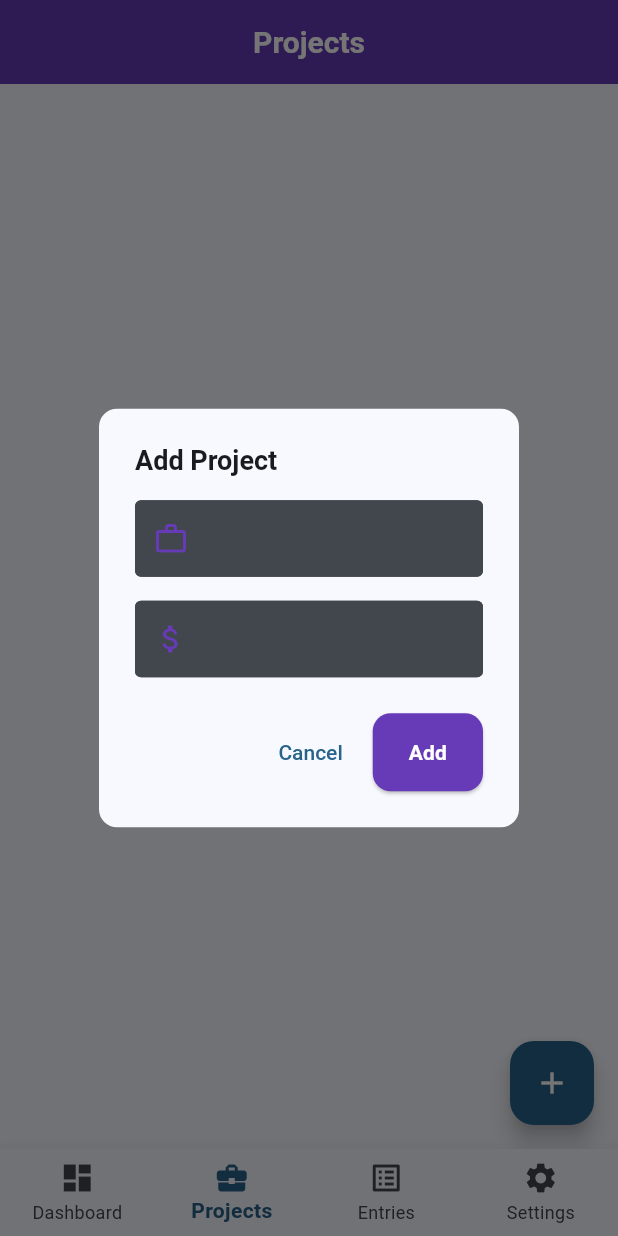
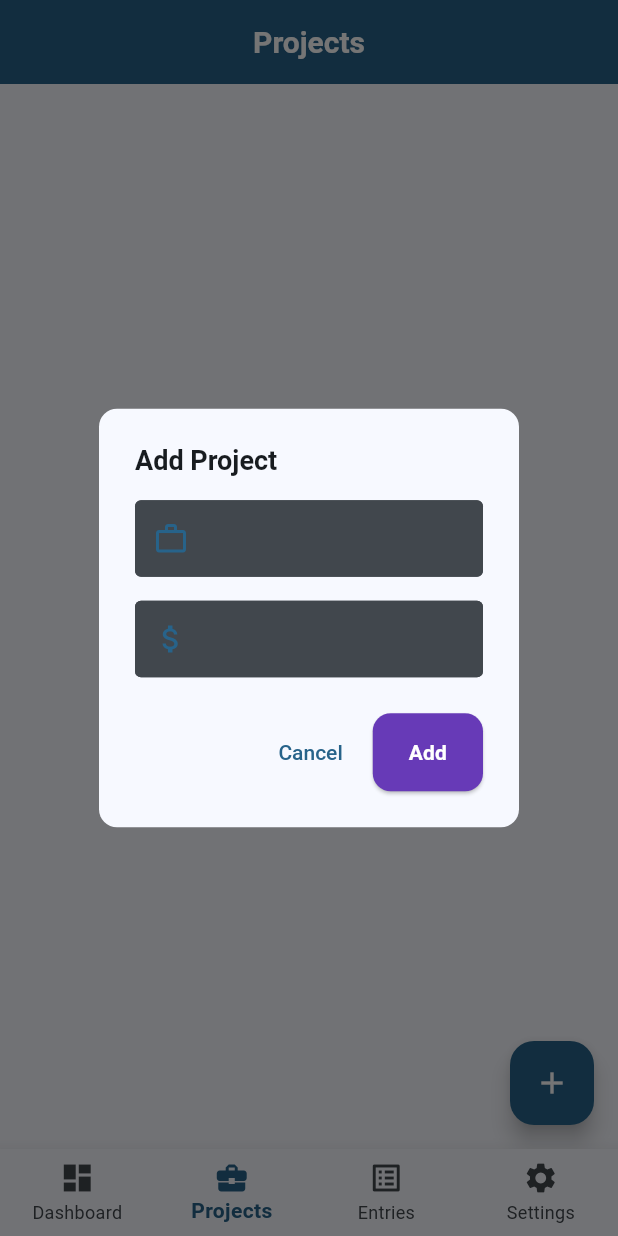
Before and after one commit to morgan-mcnabb/timesheettracker, a Flutter app: the screen it shows after launch, item 2 of the bottom bar chosen, after a tap on the "add" icon, on a phone screen of 412 x 824 dp. Run offline on Flutter 3.47's test engine with Material 3 defaults, Android fonts, the phone set to English and light mode, and no system bars; missing offline and left inert: dotenv.

Commit message:
mostly done again

```diff
--- a/lib/pages/dashboard_tab.dart
+++ b/lib/pages/dashboard_tab.dart
@@ -11,26 +11,29 @@ class DashboardTab extends StatelessWidget {
 
   @override
   Widget build(BuildContext context) {
-    return const DefaultTabController(
+    final colorScheme = Theme.of(context).colorScheme;
+    final textTheme = Theme.of(context).textTheme;
+
+    return DefaultTabController(
       length: 2,
       child: Scaffold(
         body: Column(
           children: [
             Material(
-              color: Colors.white,
+              color: colorScheme.surface,
               child: TabBar(
-                labelColor: Colors.deepPurple,
-                unselectedLabelColor: Colors.grey,
-                indicatorColor: Colors.deepPurple,
-                labelStyle: TextStyle(fontSize: 16, fontWeight: FontWeight.bold),
-                tabs: [
+                labelColor: colorScheme.primary,
+                unselectedLabelColor: colorScheme.onSurfaceVariant,
+                indicatorColor: colorScheme.primary,
+                labelStyle: textTheme.titleMedium?.copyWith(fontWeight: FontWeight.bold),
+                tabs: const [
                   Tab(text: 'Summary', icon: Icon(Icons.dashboard)),
                   Tab(text: 'Recent', icon: Icon(Icons.history)),
                 ],
               ),
             ),
-            ClockSection(),
-            Expanded(
+            const ClockSection(),
+            const Expanded(
               child: TabBarView(
                 children: [
                   SummaryTab(),
@@ -63,7 +66,7 @@ class ClockSection extends StatelessWidget {
         '${elapsed.inHours.toString().padLeft(2, '0')}:${(elapsed.inMinutes % 60).toString().padLeft(2, '0')}:${(elapsed.inSeconds % 60).toString().padLeft(2, '0')}';
 
     return Card(
-      color: Colors.white,
+      color: colorScheme.surface,
       shape: RoundedRectangleBorder(
         borderRadius: BorderRadius.circular(12.0),
       ),
@@ -131,7 +134,7 @@ class ClockSection extends StatelessWidget {
                           shape: RoundedRectangleBorder(
                             borderRadius: BorderRadius.circular(8.0),
                           ),
-                          textStyle: const TextStyle(fontSize: 12, fontWeight: FontWeight.bold),
+                          textStyle: textTheme.labelLarge?.copyWith(fontSize: 12, fontWeight: FontWeight.bold),
                         ),
                       ),
                       const SizedBox(width: 12),
@@ -148,7 +151,7 @@ class ClockSection extends StatelessWidget {
                           shape: RoundedRectangleBorder(
                             borderRadius: BorderRadius.circular(8.0),
                           ),
-                          textStyle: const TextStyle(fontSize: 12, fontWeight: FontWeight.bold),
+                          textStyle: textTheme.labelLarge?.copyWith(fontSize: 12, fontWeight: FontWeight.bold),
                         ),
                       ),
                     ],
@@ -163,6 +166,7 @@ class ClockSection extends StatelessWidget {
 
   void _showClockInDialog(BuildContext context, TimesheetModel timesheet) {
     final projects = timesheet.projects;
+    final colorScheme = Theme.of(context).colorScheme;
 
     if (projects.isEmpty) {
       showDialog(
@@ -186,8 +190,8 @@ class ClockSection extends StatelessWidget {
                 );
               },
               style: ElevatedButton.styleFrom(
-                backgroundColor: Colors.teal,
-                foregroundColor: Colors.white,
+                backgroundColor: colorScheme.primary,
+                foregroundColor: colorScheme.onPrimary,
               ),
               child: const Text('Add Project'),
             ),
@@ -197,7 +201,7 @@ class ClockSection extends StatelessWidget {
       return;
     }
 
-    String selectedProject = projects[0].name ?? "";
+    String selectedProject = projects[0].name;
     final dialogFormKey = GlobalKey<FormState>();
 
     showDialog(
@@ -250,8 +254,8 @@ class ClockSection extends StatelessWidget {
                 }
               },
               style: ElevatedButton.styleFrom(
-                backgroundColor: Colors.teal,
-                foregroundColor: Colors.white,
+                backgroundColor: colorScheme.primary,
+                foregroundColor: colorScheme.onPrimary,
               ),
               child: const Text('Clock In'),
             ),
--- a/lib/pages/entries_page.dart
+++ b/lib/pages/entries_page.dart
@@ -20,10 +20,10 @@ class EntriesPage extends StatelessWidget {
         title: const Text('All Time Entries'),
       ),
       body: timeEntries.isEmpty
-          ? const Center(
+          ? Center(
               child: Text(
                 'No time entries yet.',
-                style: TextStyle(fontSize: 18, color: Colors.grey),
+                style: textTheme.bodyLarge?.copyWith(color: colorScheme.onSurfaceVariant),
               ),
             )
           : ListView.builder(
--- a/lib/pages/project_list_page.dart
+++ b/lib/pages/project_list_page.dart
@@ -18,8 +18,6 @@ class ProjectListPage extends StatelessWidget {
     return Scaffold(
       appBar: AppBar(
         title: const Text('Projects'),
-        backgroundColor: Colors.deepPurple,
-        foregroundColor: Colors.white,
       ),
       body: projects.isEmpty
           ? Center(
@@ -113,6 +111,7 @@ class ProjectListPage extends StatelessWidget {
     String projectName = '';
     String hourlyRateStr = '';
     final dialogFormKey = GlobalKey<FormState>();
+    final colorScheme = Theme.of(context).colorScheme;
 
     showDialog(
       context: context,
@@ -125,11 +124,11 @@ class ProjectListPage extends StatelessWidget {
               mainAxisSize: MainAxisSize.min,
               children: [
                 TextFormField(
-                  decoration: const InputDecoration(
+                  decoration: InputDecoration(
                     prefixIcon:
-                        Icon(Icons.work_outline, color: Colors.deepPurple),
+                        Icon(Icons.work_outline, color: colorScheme.primary),
                     labelText: 'Project Name',
-                    border: OutlineInputBorder(),
+                    border: const OutlineInputBorder(),
                   ),
                   onChanged: (value) {
                     projectName = value;
@@ -143,11 +142,11 @@ class ProjectListPage extends StatelessWidget {
                 ),
                 const SizedBox(height: 16),
                 TextFormField(
-                  decoration: const InputDecoration(
+                  decoration: InputDecoration(
                     prefixIcon:
-                        Icon(Icons.attach_money, color: Colors.deepPurple),
+                        Icon(Icons.attach_money, color: colorScheme.primary),
                     labelText: 'Hourly Rate (\$)',
-                    border: OutlineInputBorder(),
+                    border: const OutlineInputBorder(),
                   ),
                   keyboardType:
                       const TextInputType.numberWithOptions(decimal: true),
--- a/lib/pages/projects_overview_tab.dart
+++ b/lib/pages/projects_overview_tab.dart
@@ -11,6 +11,8 @@ class ProjectsOverviewTab extends StatelessWidget {
   Widget build(BuildContext context) {
     final timesheet = Provider.of<TimesheetModel>(context);
     final List<Project> projects = timesheet.projects;
+    final colorScheme = Theme.of(context).colorScheme;
+    final textTheme = Theme.of(context).textTheme;
 
     Map<String, Map<String, double>> projectMetrics = {};
     for (var project in projects) {
--- a/lib/pages/summary_tab.dart
+++ b/lib/pages/summary_tab.dart
@@ -1,6 +1,7 @@
 import 'package:flutter/material.dart';
 import 'package:provider/provider.dart';
 import '../models/timesheet_model.dart';
+import '../styles.dart';
 
 class SummaryTab extends StatelessWidget {
   const SummaryTab({super.key});
@@ -12,8 +13,8 @@ class SummaryTab extends StatelessWidget {
         timesheet.timeEntries.fold(0.0, (sum, entry) => sum + entry.totalEarnings);
     double totalHoursLogged =
         timesheet.timeEntries.fold(0.0, (sum, entry) => sum + entry.billableHours);
-
-    const double standardPadding = 16.0;
+    final colorScheme = Theme.of(context).colorScheme;
+    final textTheme = Theme.of(context).textTheme;
 
     return Padding(
       padding: const EdgeInsets.all(standardPadding),
@@ -27,7 +28,7 @@ class SummaryTab extends StatelessWidget {
         ),
         children: [
           Card(
-            color: Colors.blue[50],
+            color: colorScheme.primary.withValues(alpha: 0.1),
             shape: RoundedRectangleBorder(
               borderRadius: BorderRadius.circular(12.0),
             ),
@@ -38,29 +39,23 @@ class SummaryTab extends StatelessWidget {
                 crossAxisAlignment: CrossAxisAlignment.start,
                 children: [
                   Icon(Icons.access_time,
-                      color: Colors.blue[700], size: 40),
+                      color: colorScheme.primary, size: 40),
                   const SizedBox(height: 16),
-                  const Text(
+                  Text(
                     'Total Hours Logged',
-                    style: TextStyle(
-                      fontSize: 16,
-                      fontWeight: FontWeight.bold,
-                    ),
+                    style: textTheme.titleMedium?.copyWith(fontWeight: FontWeight.bold),
                   ),
                   const SizedBox(height: 8),
                   Text(
                     '${totalHoursLogged.toStringAsFixed(2)} hrs',
-                    style: const TextStyle(
-                      fontSize: 20,
-                      fontWeight: FontWeight.bold,
-                    ),
+                    style: textTheme.headlineMedium?.copyWith(fontWeight: FontWeight.bold, color: colorScheme.primary),
                   ),
                 ],
               ),
             ),
           ),
           Card(
-            color: Colors.green[50],
+            color: colorScheme.secondary.withValues(alpha: 0.1),
             shape: RoundedRectangleBorder(
               borderRadius: BorderRadius.circular(12.0),
             ),
@@ -71,22 +66,18 @@ class SummaryTab extends StatelessWidget {
                 crossAxisAlignment: CrossAxisAlignment.start,
                 children: [
                   Icon(Icons.attach_money,
-                      color: Theme.of(context).colorScheme.secondary, size: 40),
+                      color: colorScheme.secondary, size: 40),
                   const SizedBox(height: 16),
-                  const Text(
+                  Text(
                     'Total Earnings',
-                    style: TextStyle(
-                      fontSize: 16,
-                      fontWeight: FontWeight.bold,
-                    ),
+                    style: textTheme.titleMedium?.copyWith(fontWeight: FontWeight.bold,),
                   ),
                   const SizedBox(height: 8),
                   Text(
                     '\$${totalEarnings.toStringAsFixed(2)}',
-                    style: const TextStyle(
-                      fontSize: 20,
+                    style: textTheme.headlineMedium?.copyWith(
                       fontWeight: FontWeight.bold,
-                      color: Colors.green,
+                      color: colorScheme.secondary,
                     ),
                   ),
                 ],
```
Also changed, not shown: lib/pages/add_time_entry_page.dart (+6 -4 lines), lib/pages/recent_entries_tab.dart (+8 -11 lines).
